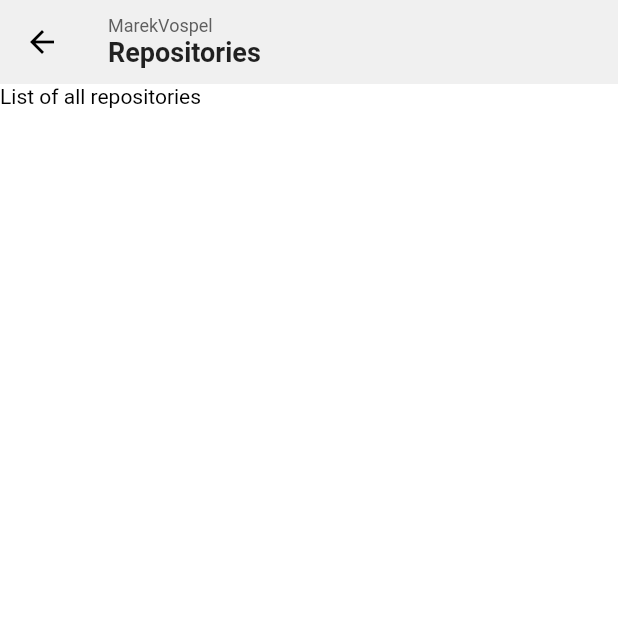
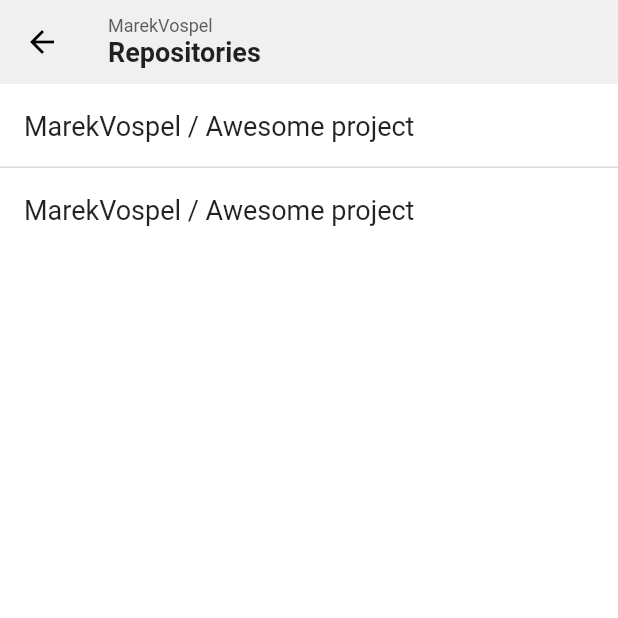
Before and after one commit to marekvospel/gitlab-mobile, a Flutter app: the RepositoriesRoute screen opened by its route, on a phone screen of 412 x 824 dp, the top half of it. Run offline on Flutter 3.47's test engine with Material 2 defaults, Android fonts, the phone set to English and light mode, and no system bars; our stand-ins replace graphql_flutter.

Commit message:
feat: add repositories to repositories route

```diff
--- a/lib/pages/repositories.dart
+++ b/lib/pages/repositories.dart
@@ -1,15 +1,27 @@
 import 'package:flutter/material.dart';
-import '../scaffolds/child_route.dart';
+import 'package:gitlab_mobile/scaffolds/child_route.dart';
+import 'package:gitlab_mobile/widgets/repositories/list_repository.dart';
 
 class RepositoriesRoute extends StatelessWidget {
   const RepositoriesRoute({Key? key}) : super(key: key);
 
   @override
   Widget build(BuildContext context) {
+    int repositoriesAmount = 2;
+    String username = 'MarekVospel';
 
-    return const ChildRouteScaffold(
-      username: 'MarekVospel',
-      body: Text("List of all repositories"),
+    return ChildRouteScaffold(
+      username: username,
+      body: ListView.separated(
+        itemCount: repositoriesAmount,
+        itemBuilder: (BuildContext context, int index) => ListRepository(
+          username: username,
+        ),
+        separatorBuilder: (BuildContext context, int index) => const Divider(
+          height: 0,
+          thickness: 1,
+        ),
+      )
     );
   }
 }
--- a/lib/theme.dart
+++ b/lib/theme.dart
@@ -78,8 +78,9 @@ ThemeData theme = ThemeData(
     ),
     bodySmall: TextStyle(
       color: GitlabColors.grey[300],
-    )
-  )
+    ),
+  ),
+  dividerColor: GitlabColors.grey[700],
 );
 
 ThemeData darkTheme = ThemeData(
@@ -99,6 +100,10 @@ ThemeData darkTheme = ThemeData(
     ),
     bodySmall: TextStyle(
       color: GitlabColors.grey[500],
-    )
+    ),
   ),
+  iconTheme: const IconThemeData(
+    color: GitlabColors.white
+  ),
+  dividerColor: GitlabColors.grey[200],
 );
--- /dev/null
+++ b/lib/widgets/repositories/list_repository.dart
@@ -0,0 +1,21 @@
+import 'package:flutter/material.dart';
+
+class ListRepository extends StatefulWidget {
+  const ListRepository({ Key? key, this.username = 'MarekVospel' }) : super(key: key);
+
+  final String username;
+
+  @override
+  State<ListRepository> createState() => _ListRepositoryState();
+
+}
+
+class _ListRepositoryState extends State<ListRepository> {
+  @override
+  Widget build(BuildContext context) {
+    return ListTile(
+      title: Text("${widget.username} / Awesome project"),
+      onTap: () {},
+    );
+  }
+}
--- a/pubspec.yaml
+++ b/pubspec.yaml
@@ -35,6 +35,7 @@ dependencies:
   # Use with the CupertinoIcons class for iOS style icons.
   cupertino_icons: ^1.0.2
   graphql_flutter: ^5.0.1
+  separated_column: ^2.0.0
 
 dev_dependencies:
   flutter_test:
```
Also changed, not shown: pubspec.lock.
